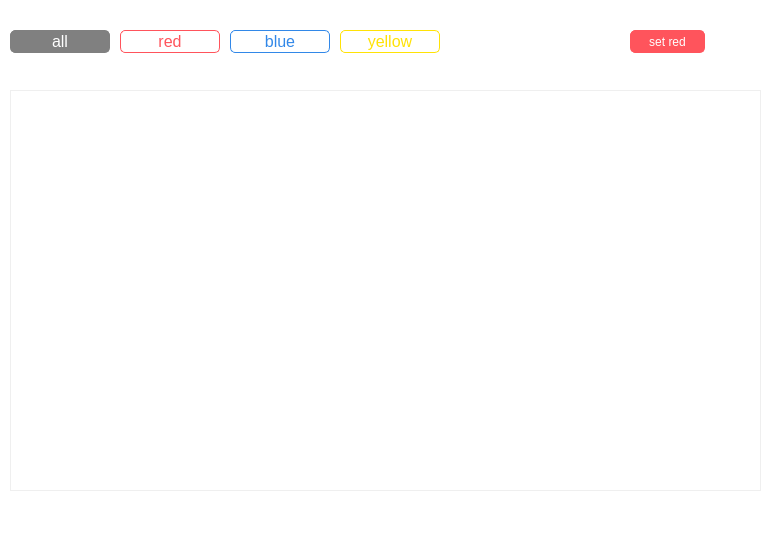
This is QListViewDemo-master/mainwindow.ui in qianlima210210/QTPrj_JuRen as Qt 5 draws it before an edit. The edited form follows.
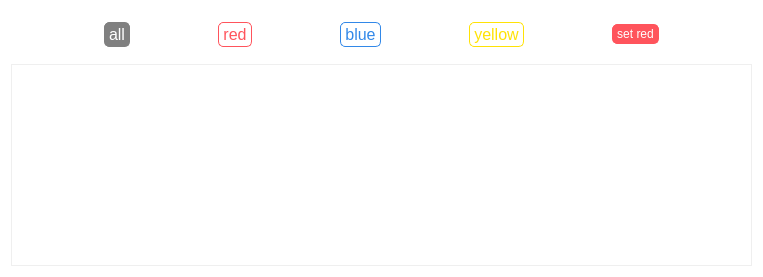
This is the edited form.

Diff of the .ui file:
```diff
--- a/QListViewDemo-master/mainwindow.ui
+++ b/QListViewDemo-master/mainwindow.ui
@@ -6,10 +6,16 @@
    <rect>
     <x>0</x>
     <y>0</y>
-    <width>771</width>
-    <height>536</height>
+    <width>763</width>
+    <height>277</height>
    </rect>
   </property>
+  <property name="minimumSize">
+   <size>
+    <width>0</width>
+    <height>0</height>
+   </size>
+  </property>
   <property name="windowTitle">
    <string>MainWindow</string>
   </property>
@@ -23,45 +29,70 @@
 background-color: white;
 }</string>
    </property>
-   <widget class="QListView" name="listView">
-    <property name="geometry">
-     <rect>
-      <x>10</x>
-      <y>90</y>
-      <width>751</width>
-      <height>401</height>
-     </rect>
+   <layout class="QVBoxLayout" name="verticalLayout">
+    <item>
+     <widget class="QWidget" name="widget" native="true">
+      <layout class="QHBoxLayout" name="horizontalLayout">
+       <item>
+        <spacer name="horizontalSpacer">
+         <property name="orientation">
+          <enum>Qt::Horizontal</enum>
+         </property>
+         <property name="sizeHint" stdset="0">
+          <size>
+           <width>40</width>
+           <height>20</height>
+          </size>
+         </property>
+        </spacer>
+       </item>
+       <item>
+        <widget class="QPushButton" name="allBtn">
+         <property name="font">
+          <font>
+           <pointsize>12</pointsize>
+          </font>
     </property>
     <property name="styleSheet">
-     <string notr="true">QListView {
-   background-color: transparent;
-	border:1px solid #EFEFEF;
+          <string notr="true">QPushButton#allBtn{
+background:white;
+border:1px solid gray;
+border-radius:5px;
+padding:2px 4px;
+color:gray;
 }
 
-</string>
-    </property>
-    <property name="verticalScrollBarPolicy">
-     <enum>Qt::ScrollBarAsNeeded</enum>
-    </property>
-    <property name="horizontalScrollBarPolicy">
-     <enum>Qt::ScrollBarAsNeeded</enum>
-    </property>
-    <property name="editTriggers">
-     <set>QAbstractItemView::NoEditTriggers</set>
-    </property>
-    <property name="selectionMode">
-     <enum>QAbstractItemView::MultiSelection</enum>
-    </property>
-   </widget>
+QPushButton#allBtn:checked{
+background:gray;
+color:white;
+}</string>
+         </property>
+         <property name="text">
+          <string>all</string>
+         </property>
+         <property name="checkable">
+          <bool>true</bool>
+         </property>
+         <property name="checked">
+          <bool>true</bool>
+         </property>
+        </widget>
+       </item>
+       <item>
+        <spacer name="horizontalSpacer_3">
+         <property name="orientation">
+          <enum>Qt::Horizontal</enum>
+         </property>
+         <property name="sizeHint" stdset="0">
+          <size>
+           <width>40</width>
+           <height>20</height>
+          </size>
+         </property>
+        </spacer>
+       </item>
+       <item>
    <widget class="QPushButton" name="redBtn">
-    <property name="geometry">
-     <rect>
-      <x>120</x>
-      <y>30</y>
-      <width>100</width>
-      <height>23</height>
-     </rect>
-    </property>
     <property name="font">
      <font>
       <pointsize>12</pointsize>
@@ -91,15 +122,22 @@
      <bool>false</bool>
     </property>
    </widget>
+       </item>
+       <item>
+        <spacer name="horizontalSpacer_4">
+         <property name="orientation">
+          <enum>Qt::Horizontal</enum>
+         </property>
+         <property name="sizeHint" stdset="0">
+          <size>
+           <width>40</width>
+           <height>20</height>
+          </size>
+         </property>
+        </spacer>
+       </item>
+       <item>
    <widget class="QPushButton" name="blueBtn">
-    <property name="geometry">
-     <rect>
-      <x>230</x>
-      <y>30</y>
-      <width>100</width>
-      <height>23</height>
-     </rect>
-    </property>
     <property name="font">
      <font>
       <pointsize>12</pointsize>
@@ -126,15 +164,22 @@
      <bool>true</bool>
     </property>
    </widget>
+       </item>
+       <item>
+        <spacer name="horizontalSpacer_5">
+         <property name="orientation">
+          <enum>Qt::Horizontal</enum>
+         </property>
+         <property name="sizeHint" stdset="0">
+          <size>
+           <width>40</width>
+           <height>20</height>
+          </size>
+         </property>
+        </spacer>
+       </item>
+       <item>
    <widget class="QPushButton" name="yellowBtn">
-    <property name="geometry">
-     <rect>
-      <x>340</x>
-      <y>30</y>
-      <width>100</width>
-      <height>23</height>
-     </rect>
-    </property>
     <property name="font">
      <font>
       <pointsize>12</pointsize>
@@ -161,53 +206,22 @@
      <bool>true</bool>
     </property>
    </widget>
-   <widget class="QPushButton" name="allBtn">
-    <property name="geometry">
-     <rect>
-      <x>10</x>
-      <y>30</y>
-      <width>100</width>
-      <height>23</height>
-     </rect>
-    </property>
-    <property name="font">
-     <font>
-      <pointsize>12</pointsize>
-     </font>
-    </property>
-    <property name="styleSheet">
-     <string notr="true">QPushButton#allBtn{
-background:white;
-border:1px solid gray;
-border-radius:5px;
-padding:2px 4px;
-color:gray;
-}
-
-QPushButton#allBtn:checked{
-background:gray;
-color:white;
-}</string>
-    </property>
-    <property name="text">
-     <string>all</string>
-    </property>
-    <property name="checkable">
-     <bool>true</bool>
-    </property>
-    <property name="checked">
-     <bool>true</bool>
-    </property>
-   </widget>
+       </item>
+       <item>
+        <spacer name="horizontalSpacer_6">
+         <property name="orientation">
+          <enum>Qt::Horizontal</enum>
+         </property>
+         <property name="sizeHint" stdset="0">
+          <size>
+           <width>40</width>
+           <height>20</height>
+          </size>
+         </property>
+        </spacer>
+       </item>
+       <item>
    <widget class="QPushButton" name="setRedBtn">
-    <property name="geometry">
-     <rect>
-      <x>630</x>
-      <y>30</y>
-      <width>75</width>
-      <height>23</height>
-     </rect>
-    </property>
     <property name="styleSheet">
      <string notr="true">QPushButton#setRedBtn{
 border:1px solid rgb(255, 84, 92);
@@ -221,6 +235,48 @@
      <string>set red</string>
     </property>
    </widget>
+       </item>
+       <item>
+        <spacer name="horizontalSpacer_2">
+         <property name="orientation">
+          <enum>Qt::Horizontal</enum>
+         </property>
+         <property name="sizeHint" stdset="0">
+          <size>
+           <width>40</width>
+           <height>20</height>
+          </size>
+         </property>
+        </spacer>
+       </item>
+      </layout>
+     </widget>
+    </item>
+    <item>
+     <widget class="QListView" name="listView">
+      <property name="styleSheet">
+       <string notr="true">QListView {
+   background-color: transparent;
+	border:1px solid #EFEFEF;
+}
+
+</string>
+      </property>
+      <property name="verticalScrollBarPolicy">
+       <enum>Qt::ScrollBarAsNeeded</enum>
+      </property>
+      <property name="horizontalScrollBarPolicy">
+       <enum>Qt::ScrollBarAsNeeded</enum>
+      </property>
+      <property name="editTriggers">
+       <set>QAbstractItemView::NoEditTriggers</set>
+      </property>
+      <property name="selectionMode">
+       <enum>QAbstractItemView::MultiSelection</enum>
+      </property>
+     </widget>
+    </item>
+   </layout>
   </widget>
  </widget>
  <layoutdefault spacing="6" margin="11"/>
```
Left out of the diff: 3 changed lines with no effect on the pictures. Lines whose indentation alone changed are shown as unchanged.
